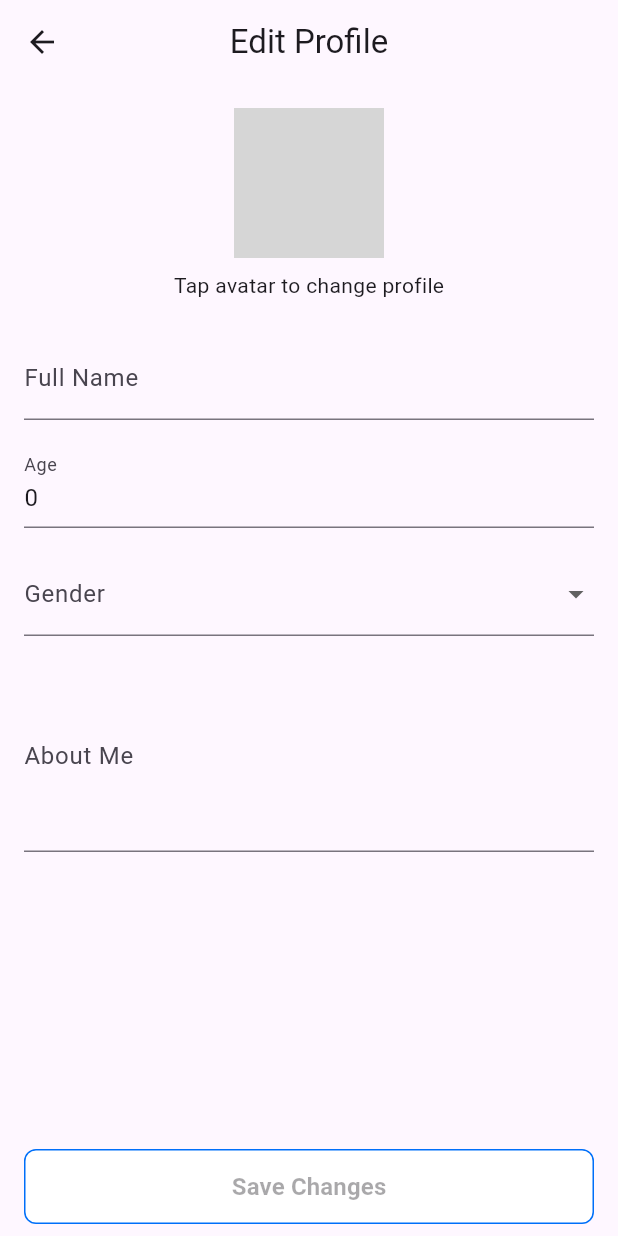
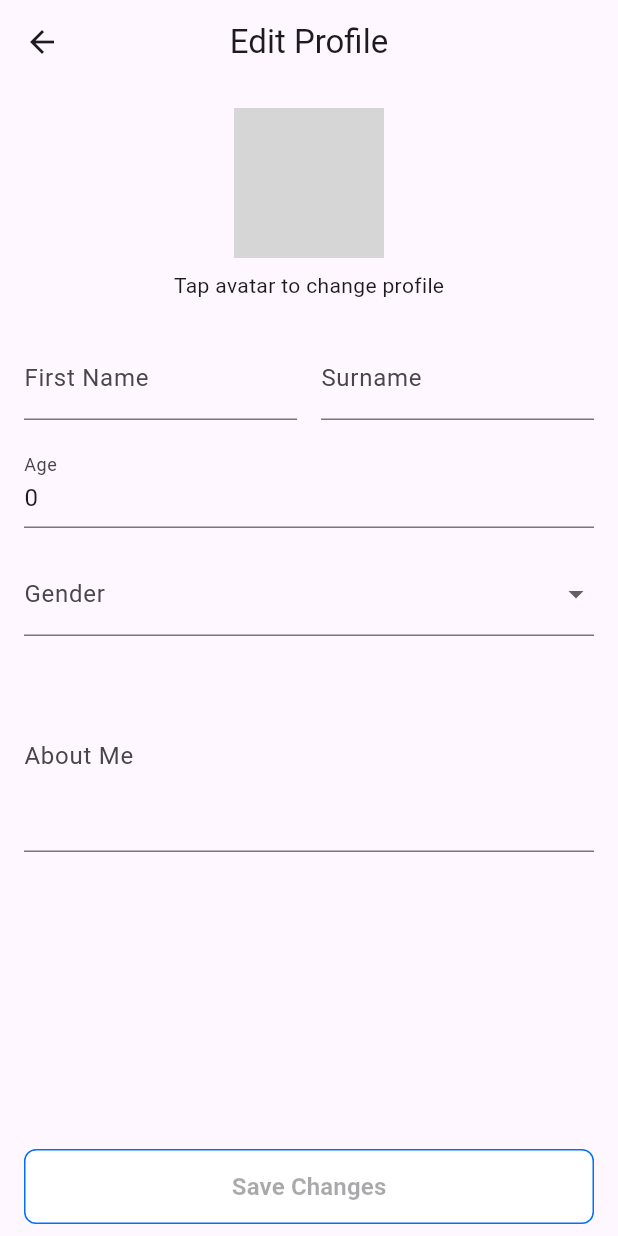
Before and after one commit to Sherlock1854/AcademicHub, a Flutter app: the EditProfilePage screen opened directly, on a phone screen of 412 x 824 dp. Run offline on Flutter 3.47's test engine with Material 3 defaults, Android fonts, the phone set to English and light mode, and no system bars; our stand-ins replace cloud_firestore, cloud_functions, firebase_auth, firebase_core, firebase_storage, google_fonts and 2 more; accounts and stored records are empty; network calls fail; grey boxes are pictures that could not be loaded.

Commit message:
change user name to firstName and surname

```diff
--- a/lib/dashboard/views/dashboard_page.dart
+++ b/lib/dashboard/views/dashboard_page.dart
@@ -12,6 +12,7 @@ import 'package:academichub/quizzes/services/quiz_attempt_service.dart';
 import 'package:academichub/quizzes/models/quiz.dart';
 import '../../friend/views/friends_screen.dart';
 import '../../notification/views/notifications_screen.dart';
+import 'package:academichub/course/views/course_category_page.dart';
 
 const Color functionBlue = Color(0xFF006FF9);
 
@@ -89,7 +90,10 @@ class _JoinedCoursesList extends StatelessWidget {
             child: TextButton.icon(
               icon: const Icon(Icons.search, color: functionBlue),
               label: const Text('Browse Courses', style: TextStyle(color: functionBlue)),
-              onPressed: () => Navigator.pushNamed(context, '/courses'),
+              onPressed: () => Navigator.pushReplacement(
+                context,
+                MaterialPageRoute(builder: (_) => const CourseCategoryPage()),
+              ),
             ),
           );
         }
--- a/lib/users/models/user_profile.dart
+++ b/lib/users/models/user_profile.dart
@@ -1,6 +1,7 @@
 class UserProfile {
   final String uid;
-  final String name;
+  final String firstName;
+  final String surname;
   final String gender;
   final int age;
   final String photoUrl;
@@ -9,7 +10,8 @@ class UserProfile {
 
   UserProfile({
     required this.uid,
-    required this.name,
+    required this.firstName,
+    required this.surname,
     required this.gender,
     required this.age,
     required this.photoUrl,
@@ -20,7 +22,8 @@ class UserProfile {
   factory UserProfile.fromMap(Map<String, dynamic> map) {
     return UserProfile(
       uid: map['uid'] ?? '',
-      name: map['name'] ?? '',
+      firstName: map['firstName'] ?? '',
+      surname: map['surname'] ?? '',
       gender: map['gender'] ?? 'Not specified',
       age: map['age'] ?? 0,
       photoUrl: map['photoUrl'] ??
@@ -33,7 +36,8 @@ class UserProfile {
   Map<String, dynamic> toMap() {
     return {
       'uid': uid,
-      'name': name,
+      'firstName': firstName,
+      'surname': surname,
       'gender': gender,
       'age': age,
       'photoUrl': photoUrl,
--- a/lib/users/views/edit_profile_page.dart
+++ b/lib/users/views/edit_profile_page.dart
@@ -1,12 +1,9 @@
-// lib/users/views/edit_profile_page.dart
-
 import 'dart:io';
 
 import 'package:academichub/users/services/user_services.dart';
 import 'package:flutter/material.dart';
 import 'package:image_picker/image_picker.dart';
 
-// Replace with your actual blue if you have a constant:
 const Color functionBlue = Color(0xFF006FF9);
 
 class EditProfilePage extends StatefulWidget {
@@ -22,7 +19,8 @@ class _EditProfilePageState extends State<EditProfilePage> {
 
   File? _pickedImage;
   String? _photoUrl;
-  late TextEditingController _nameCtrl;
+  late TextEditingController _firstNameCtrl;
+  late TextEditingController _surnameCtrl;
   late TextEditingController _ageCtrl;
   String? _gender;
   late TextEditingController _aboutCtrl;
@@ -30,12 +28,14 @@ class _EditProfilePageState extends State<EditProfilePage> {
   bool _loading = false;
   bool _isDirty = false;
 
-  bool get _hasName => _nameCtrl.text.trim().isNotEmpty;
+  bool get _hasName =>
+      _firstNameCtrl.text.trim().isNotEmpty && _surnameCtrl.text.trim().isNotEmpty;
 
   @override
   void initState() {
     super.initState();
-    _nameCtrl = TextEditingController()..addListener(_markDirty);
+    _firstNameCtrl = TextEditingController()..addListener(_markDirty);
+    _surnameCtrl = TextEditingController()..addListener(_markDirty);
     _ageCtrl = TextEditingController()..addListener(_markDirty);
     _aboutCtrl = TextEditingController()..addListener(_markDirty);
     _loadExistingData();
@@ -50,7 +50,8 @@ class _EditProfilePageState extends State<EditProfilePage> {
     if (data != null) {
       setState(() {
         _photoUrl       = data['photoUrl'];
-        _nameCtrl.text  = data['fullName'] ?? '';
+        _firstNameCtrl.text = data['firstName'] ?? '';
+        _surnameCtrl.text   = data['surname'] ?? '';
         _ageCtrl.text   = data['age']?.toString() ?? '';
         _gender         = data['gender'];
         _aboutCtrl.text = data['about'] ?? '';
@@ -103,7 +104,8 @@ class _EditProfilePageState extends State<EditProfilePage> {
       }
 
       final updateData = {
-        'fullName': _nameCtrl.text.trim(),
+        'firstName': _firstNameCtrl.text.trim(),
+        'surname':   _surnameCtrl.text.trim(),
         'age':      int.tryParse(_ageCtrl.text.trim()) ?? 0,
         'gender':   _gender,
         'about':    _aboutCtrl.text.trim(),
@@ -133,7 +135,8 @@ class _EditProfilePageState extends State<EditProfilePage> {
 
   @override
   void dispose() {
-    _nameCtrl.dispose();
+    _firstNameCtrl.dispose();
+    _surnameCtrl.dispose();
     _ageCtrl.dispose();
     _aboutCtrl.dispose();
     super.dispose();
@@ -147,7 +150,6 @@ class _EditProfilePageState extends State<EditProfilePage> {
         appBar: AppBar(
           title: const Text('Edit Profile'),
           centerTitle: true,
-          // Removed custom colors so it uses your imported theme
         ),
         body: SingleChildScrollView(
           padding: const EdgeInsets.all(16),
@@ -174,11 +176,26 @@ class _EditProfilePageState extends State<EditProfilePage> {
                 const Text('Tap avatar to change profile'),
                 const SizedBox(height: 24),
 
-                TextFormField(
-                  controller: _nameCtrl,
-                  decoration: const InputDecoration(labelText: 'Full Name'),
-                  validator: (v) =>
-                  (v == null || v.trim().isEmpty) ? 'Enter your name' : null,
+                Row(
+                  children: [
+                    Expanded(
+                      child: TextFormField(
+                        controller: _firstNameCtrl,
+                        decoration: const InputDecoration(labelText: 'First Name'),
+                        validator: (v) =>
+                        (v == null || v.trim().isEmpty) ? 'Enter first name' : null,
+                      ),
+                    ),
+                    const SizedBox(width: 16),
+                    Expanded(
+                      child: TextFormField(
+                        controller: _surnameCtrl,
+                        decoration: const InputDecoration(labelText: 'Surname'),
+                        validator: (v) =>
+                        (v == null || v.trim().isEmpty) ? 'Enter surname' : null,
+                      ),
+                    ),
+                  ],
                 ),
                 const SizedBox(height: 16),
 
--- a/lib/users/views/user_page.dart
+++ b/lib/users/views/user_page.dart
@@ -39,7 +39,13 @@ class _UserSettingsPageState extends State<UserSettingsPage> {
   @override
   Widget build(BuildContext context) {
     final user = FirebaseAuth.instance.currentUser;
-    final fullName = _userData?['fullName'] ?? 'Loading...';
+    // Fetch firstName and surname, defaulting to empty strings if not present
+    final firstName = _userData?['firstName'] ?? '';
+    final surname = _userData?['surname'] ?? '';
+    final displayName = (firstName.isNotEmpty || surname.isNotEmpty)
+        ? '$firstName $surname'.trim()
+        : 'Loading...';
+
     final email = user?.email ?? 'email@example.com';
     final role = _userData?['role'] as String?;
     final photoUrl = _userData?['photoUrl'] as String?;
@@ -81,7 +87,7 @@ class _UserSettingsPageState extends State<UserSettingsPage> {
             ),
             const SizedBox(height: 12),
             Text(
-              fullName,
+              displayName,
               style: const TextStyle(
                 fontSize: 20,
                 fontWeight: FontWeight.bold,
@@ -152,7 +158,6 @@ class _UserSettingsPageState extends State<UserSettingsPage> {
           ],
         ),
       ),
-
       bottomNavigationBar: AppNavigationBar(
         selectedIndex: selectedIndex,
         isAdmin: isAdmin,
```
Also changed, not shown: lib/auth/auth_service.dart (+10 -4 lines), lib/auth/views/register.dart (+50 -11 lines).
